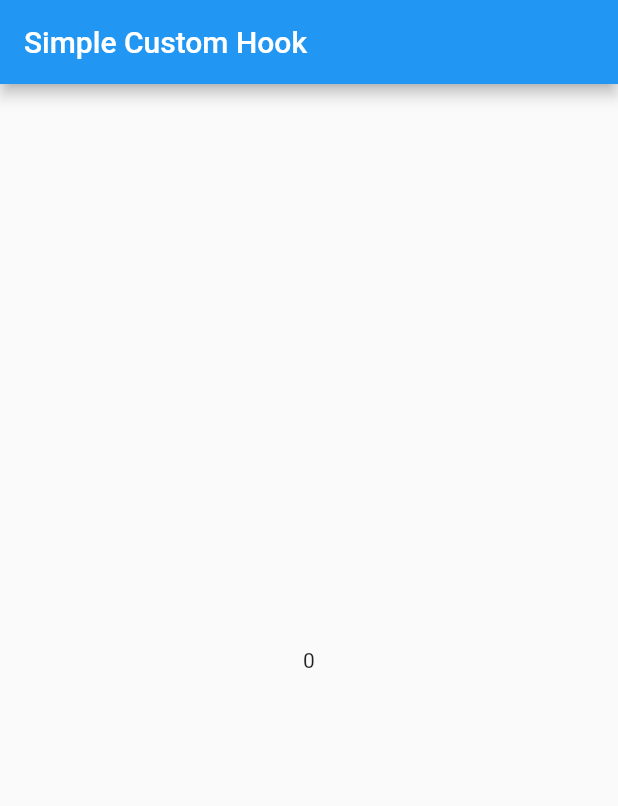
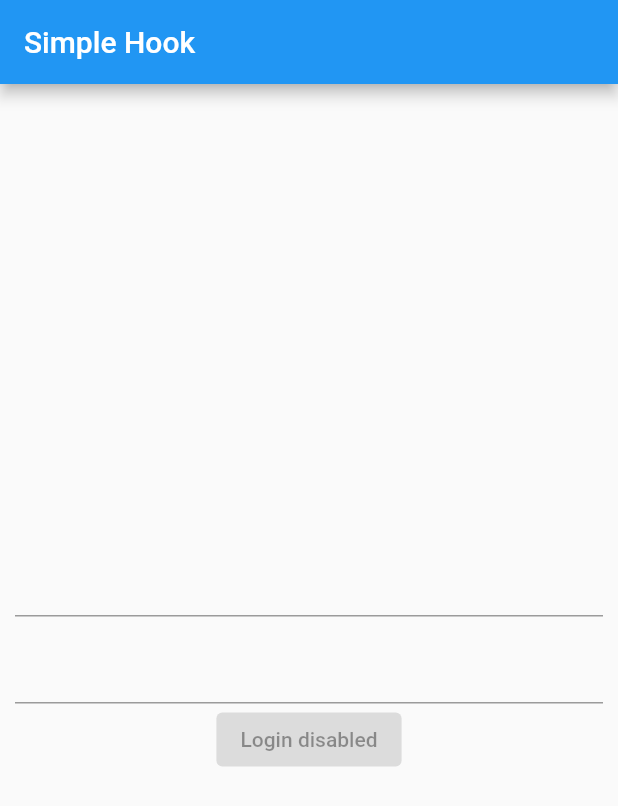
Before and after one commit to vladoja/flutter_hooks_simple_timer, a Flutter app: the first screen one second after launch, on a phone screen of 412 x 824 dp. Shown: the top 806 px of the screen. Run offline on Flutter 3.47's test engine with Material 2 defaults, Android fonts, the light colour scheme and no system bars; our stand-ins replace flutter_hooks.

Commit message:
TextEditingHook

```diff
--- a/lib/main.dart
+++ b/lib/main.dart
@@ -20,7 +20,8 @@ class MyApp extends StatelessWidget {
       ),
       // home: const HomePage(title: 'Flutter Demo Home Page'),
       // home: const HomePageHook(),
-      home: const HomePageCustomHook(),
+      // home: const HomePageCustomHook(),
+      home: const TextEditingHook(),
     );
   }
 }
@@ -109,3 +110,68 @@ class HomePageCustomHook extends HookWidget {
     );
   }
 }
+
+class TextEditingHook extends HookWidget {
+  const TextEditingHook({super.key});
+
+  void makeLogin(email, password) {
+    print("Making login  email:$email, password: $password");
+  }
+
+  @override
+  Widget build(BuildContext context) {
+    final emailController = useTextEditingController(text: "");
+    final passwordController = useTextEditingController(text: "");
+
+    final _areFieldsEmpty = useState<bool>(true);
+
+    bool areFieldsEmpty() {
+      return emailController.text.isEmpty || passwordController.text.isEmpty;
+    }
+
+    useEffect(() {
+      emailController.addListener(() {
+        _areFieldsEmpty.value = areFieldsEmpty();
+      });
+      passwordController.addListener(() {
+        _areFieldsEmpty.value = areFieldsEmpty();
+      });
+    }, [emailController]);
+
+    return Scaffold(
+      appBar: AppBar(
+        title: const Text("Simple Hook"),
+      ),
+      body: Padding(
+        padding: const EdgeInsets.symmetric(horizontal: 10),
+        child: Column(
+          mainAxisAlignment: MainAxisAlignment.center,
+          children: [
+            TextField(
+              controller: emailController,
+              keyboardType: TextInputType.emailAddress,
+            ),
+            const SizedBox(
+              height: 10,
+            ),
+            TextField(
+              controller: passwordController,
+              keyboardType: TextInputType.text,
+              obscureText: true,
+            ),
+            _areFieldsEmpty.value
+                ? const ElevatedButton(
+                    onPressed: null,
+                    child: Text('Login disabled'),
+                  )
+                : ElevatedButton(
+                    child: const Text('Login enabled'),
+                    onPressed: () {
+                      makeLogin(emailController.text, passwordController.text);
+                    }),
+          ],
+        ),
+      ),
+    );
+  }
+}
```
